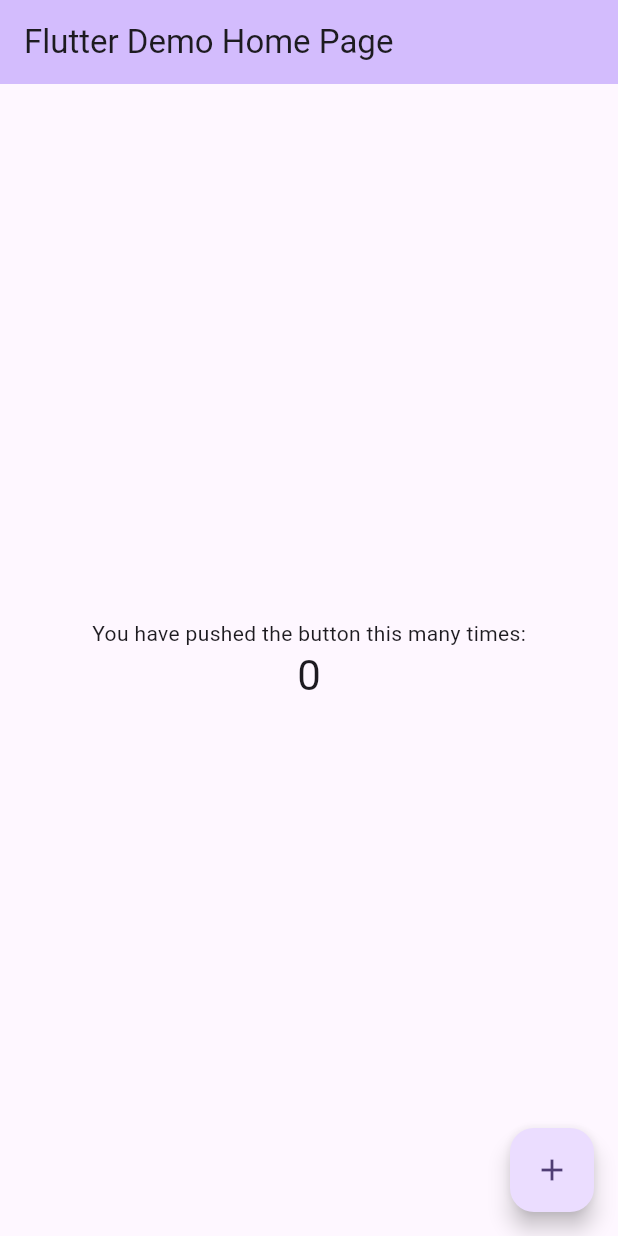
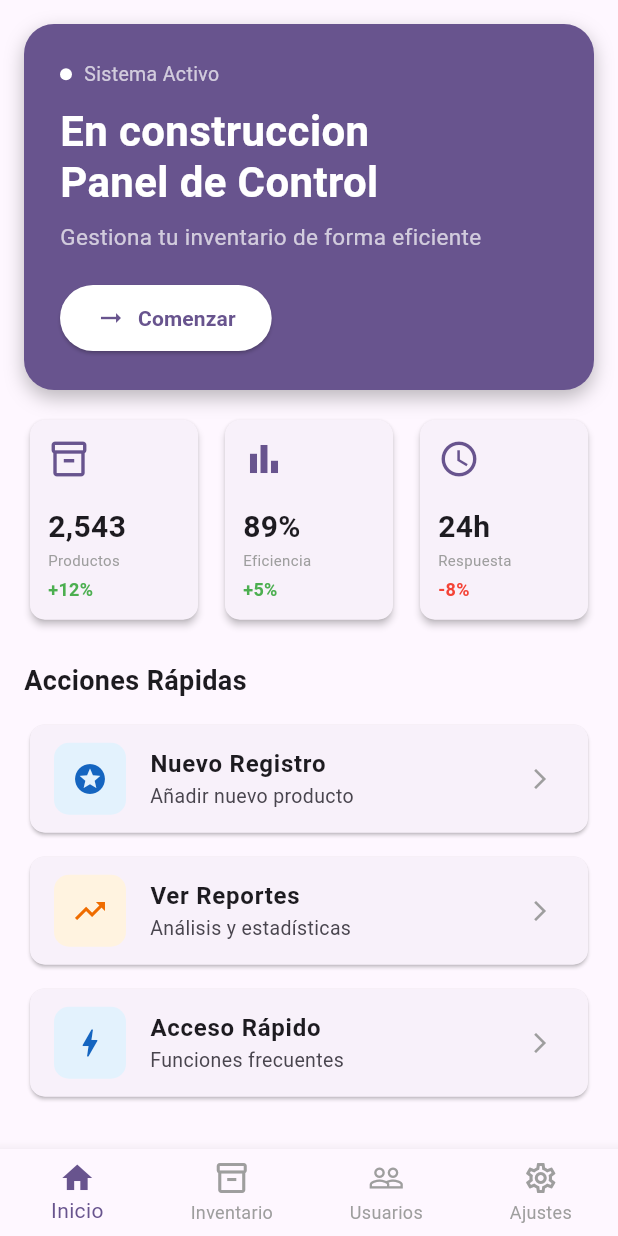
Before and after one commit to SuperSteban/mobile_app_inventory_system, a Flutter app: the screen it shows after launch, on a phone screen of 412 x 824 dp. Run offline on Flutter 3.47's test engine with Material 3 defaults, Android fonts, the phone set to English and light mode, and no system bars.

Commit message:
feat: Agrega homescreen para el proyecto

```diff
--- /dev/null
+++ b/lib/core/presentation/widgets/main_navbar.dart
@@ -0,0 +1,46 @@
+import 'package:flutter/material.dart';
+
+class MainNavBar extends StatelessWidget {
+  final int currentIndex;
+  final Function(int)? onTap;
+
+  const MainNavBar({
+    super.key,
+    this.currentIndex = 0,
+    this.onTap,
+  });
+
+  @override
+  Widget build(BuildContext context) {
+    return BottomNavigationBar(
+      currentIndex: currentIndex,
+      onTap: onTap,
+      type: BottomNavigationBarType.fixed,
+      selectedItemColor: Theme.of(context).primaryColor,
+      unselectedItemColor: Colors.grey,
+      showUnselectedLabels: true,
+      items: const [
+        BottomNavigationBarItem(
+          icon: Icon(Icons.home_outlined),
+          activeIcon: Icon(Icons.home),
+          label: 'Inicio',
+        ),
+        BottomNavigationBarItem(
+          icon: Icon(Icons.inventory_2_outlined),
+          activeIcon: Icon(Icons.inventory),
+          label: 'Inventario',
+        ),
+        BottomNavigationBarItem(
+          icon: Icon(Icons.people_outline),
+          activeIcon: Icon(Icons.people),
+          label: 'Usuarios',
+        ),
+        BottomNavigationBarItem(
+          icon: Icon(Icons.settings_outlined),
+          activeIcon: Icon(Icons.settings),
+          label: 'Ajustes',
+        ),
+      ],
+    );
+  }
+}
--- /dev/null
+++ b/lib/features/home/domain/home_data.dart
@@ -0,0 +1,118 @@
+// lib/features/home/domain/home_data.dart
+
+import 'package:flutter/material.dart';
+
+class StatItem {
+  final IconData icon;
+  final String value;
+  final String label;
+  final String trend;
+  final Color trendColor;
+
+  StatItem({
+    required this.icon,
+    required this.value,
+    required this.label,
+    required this.trend,
+    required this.trendColor,
+  });
+}
+
+class QuickActionItem {
+  final IconData icon;
+  final String title;
+  final String description;
+  final Color iconColor;
+  final Color bgColor;
+
+  QuickActionItem({
+    required this.icon,
+    required this.title,
+    required this.description,
+    required this.iconColor,
+    required this.bgColor,
+  });
+}
+
+class ActivityItem {
+  final String title;
+  final String description;
+  final String time;
+  final Color indicatorColor;
+
+  ActivityItem({
+    required this.title,
+    required this.description,
+    required this.time,
+    required this.indicatorColor,
+  });
+}
+
+final List<StatItem> statsData = [
+  StatItem(
+    icon: Icons.inventory_2_outlined,
+    value: "2,543",
+    label: "Productos",
+    trend: "+12%",
+    trendColor: Colors.green,
+  ),
+  StatItem(
+    icon: Icons.bar_chart_sharp,
+    value: "89%",
+    label: "Eficiencia",
+    trend: "+5%",
+    trendColor: Colors.green,
+  ),
+  StatItem(
+    icon: Icons.schedule,
+    value: "24h",
+    label: "Respuesta",
+    trend: "-8%",
+    trendColor: Colors.red, // Tendencia negativa en rojo
+  ),
+];
+
+final List<QuickActionItem> quickActionsData = [
+  QuickActionItem(
+    icon: Icons.stars,
+    title: "Nuevo Registro",
+    description: "Añadir nuevo producto",
+    iconColor: Colors.blue.shade800,
+    bgColor: Colors.blue.shade50,
+  ),
+  QuickActionItem(
+    icon: Icons.trending_up,
+    title: "Ver Reportes",
+    description: "Análisis y estadísticas",
+    iconColor: Colors.orange.shade800,
+    bgColor: Colors.orange.shade50,
+  ),
+  QuickActionItem(
+    icon: Icons.bolt,
+    title: "Acceso Rápido",
+    description: "Funciones frecuentes",
+    iconColor: Colors.blue.shade800,
+    bgColor: Colors.blue.shade50,
+  ),
+];
+
+final List<ActivityItem> recentActivitiesData = [
+  ActivityItem(
+    title: "Actualización de Inventario",
+    description: "Se registraron 15 nuevos productos",
+    time: "Hace 2 horas",
+    indicatorColor: Colors.green,
+  ),
+  ActivityItem(
+    title: "Reporte Generado",
+    description: "Reporte mensual disponible",
+    time: "Hace 5 horas",
+    indicatorColor: Colors.blue,
+  ),
+  ActivityItem(
+    title: "Alerta de Stock",
+    description: "3 productos con stock bajo",
+    time: "Hace 1 día",
+    indicatorColor: Colors.amber,
+  ),
+];
--- /dev/null
+++ b/lib/features/home/presentation/screens/home_screen.dart
@@ -0,0 +1,244 @@
+import 'package:flutter/material.dart';
+import 'package:mobile_app_inventory_system/core/presentation/widgets/main_navbar.dart';
+import 'package:mobile_app_inventory_system/features/home/domain/home_data.dart';
+
+class HomeScreen extends StatelessWidget {
+  const HomeScreen({super.key});
+
+  @override
+  Widget build(BuildContext context) {
+    return Scaffold(
+      body: SafeArea(
+        child: SingleChildScrollView(
+          padding: const EdgeInsets.all(16.0),
+          child: Column(
+            crossAxisAlignment: CrossAxisAlignment.start,
+            children: [
+              _buildHeroSection(context),
+              const SizedBox(height: 16),
+              _buildStatsGrid(),
+              const SizedBox(height: 24),
+              _buildQuickActions(context),
+              const SizedBox(height: 24),
+              _buildRecentActivity(),
+            ],
+          ),
+        ),
+      ),
+      bottomNavigationBar: const MainNavBar(currentIndex: 0),
+    );
+  }
+
+  Widget _buildHeroSection(BuildContext context) {
+    return Container(
+      padding: const EdgeInsets.all(24.0),
+      decoration: BoxDecoration(
+        color: Theme.of(context).primaryColor,
+        borderRadius: BorderRadius.circular(20),
+        boxShadow: const [
+          BoxShadow(
+            color: Colors.black26,
+            blurRadius: 10,
+            offset: Offset(0, 5),
+          )
+        ],
+      ),
+      child: Column(
+        crossAxisAlignment: CrossAxisAlignment.start,
+        children: [
+          Row(
+            children: [
+              Container(
+                width: 8,
+                height: 8,
+                decoration: const BoxDecoration(
+                  color: Colors.white,
+                  shape: BoxShape.circle,
+                ),
+              ),
+              const SizedBox(width: 8),
+              const Text(
+                "Sistema Activo",
+                style: TextStyle(color: Colors.white70, fontSize: 13),
+              ),
+            ],
+          ),
+          const SizedBox(height: 12),
+          const Text(
+            "En construccion\nPanel de Control",
+            style: TextStyle(
+              color: Colors.white,
+              fontSize: 28,
+              fontWeight: FontWeight.bold,
+              height: 1.2,
+            ),
+          ),
+          const SizedBox(height: 8),
+          const Text(
+            "Gestiona tu inventario de forma eficiente",
+            style: TextStyle(color: Colors.white70, fontSize: 15),
+          ),
+          const SizedBox(height: 20),
+          ElevatedButton.icon(
+            onPressed: () {
+              print("Botón Comenzar presionado");
+            },
+            style: ElevatedButton.styleFrom(
+              backgroundColor: Colors.white,
+              foregroundColor: Theme.of(context).primaryColor,
+              shape: RoundedRectangleBorder(
+                borderRadius: BorderRadius.circular(30),
+              ),
+              padding:
+                  const EdgeInsets.symmetric(horizontal: 24, vertical: 12),
+            ),
+            icon: const Icon(Icons.arrow_right_alt, size: 20),
+            label: const Text(
+              "Comenzar",
+              style: TextStyle(fontWeight: FontWeight.bold),
+            ),
+          ),
+        ],
+      ),
+    );
+  }
+
+  Widget _buildStatsGrid() {
+    return GridView.builder(
+      shrinkWrap: true,
+      physics: const NeverScrollableScrollPhysics(),
+      itemCount: statsData.length,
+      gridDelegate: const SliverGridDelegateWithFixedCrossAxisCount(
+        crossAxisCount: 3,
+        crossAxisSpacing: 10,
+        mainAxisSpacing: 10,
+        childAspectRatio: 0.85,
+      ),
+      itemBuilder: (context, index) {
+        final stat = statsData[index];
+        return Card(
+          elevation: 2,
+          shape:
+              RoundedRectangleBorder(borderRadius: BorderRadius.circular(10)),
+          child: Padding(
+            padding: const EdgeInsets.all(12.0),
+            child: Column(
+              crossAxisAlignment: CrossAxisAlignment.start,
+              children: [
+                Icon(stat.icon,
+                    size: 28, color: Theme.of(context).primaryColor),
+                const Spacer(),
+                Text(stat.value,
+                    style: const TextStyle(
+                        fontSize: 20, fontWeight: FontWeight.bold)),
+                Text(stat.label,
+                    style:
+                        const TextStyle(fontSize: 10, color: Colors.grey)),
+                const SizedBox(height: 4),
+                Text(stat.trend,
+                    style: TextStyle(
+                        fontSize: 12,
+                        color: stat.trendColor,
+                        fontWeight: FontWeight.w600)),
+              ],
+            ),
+          ),
+        );
+      },
+    );
+  }
+
+  Widget _buildQuickActions(BuildContext context) {
+    return Column(
+      crossAxisAlignment: CrossAxisAlignment.start,
+      children: [
+        const Text("Acciones Rápidas",
+            style: TextStyle(fontSize: 18, fontWeight: FontWeight.bold)),
+        const SizedBox(height: 12),
+        Column(
+          children: quickActionsData.map((action) {
+            return Padding(
+              padding: const EdgeInsets.only(bottom: 8.0),
+              child: Card(
+                elevation: 1,
+                shape: RoundedRectangleBorder(
+                    borderRadius: BorderRadius.circular(10)),
+                child: ListTile(
+                  onTap: () {
+                    print("Acción rápida: ${action.title}");
+                  },
+                  leading: Container(
+                    width: 48,
+                    height: 48,
+                    decoration: BoxDecoration(
+                      color: action.bgColor,
+                      borderRadius: BorderRadius.circular(10),
+                    ),
+                    child: Icon(action.icon,
+                        color: action.iconColor, size: 24),
+                  ),
+                  title: Text(action.title,
+                      style: const TextStyle(fontWeight: FontWeight.w600)),
+                  subtitle: Text(action.description,
+                      style: const TextStyle(fontSize: 13)),
+                  trailing: const Icon(Icons.arrow_forward_ios,
+                      size: 16, color: Colors.grey),
+                ),
+              ),
+            );
+          }).toList(),
+        ),
+      ],
+    );
+  }
+
+  Widget _buildRecentActivity() {
+    return Column(
+      crossAxisAlignment: CrossAxisAlignment.start,
+      children: [
+        const Text("Actividad Reciente",
+            style: TextStyle(fontSize: 18, fontWeight: FontWeight.bold)),
+        const SizedBox(height: 12),
+        Column(
+          children: recentActivitiesData.map((activity) {
+            return Padding(
+              padding: const EdgeInsets.only(bottom: 8.0),
+              child: Card(
+                elevation: 1,
+                shape: RoundedRectangleBorder(
+                    borderRadius: BorderRadius.circular(10)),
+                child: ListTile(
+                  onTap: () {
+                    print("Actividad: ${activity.title}");
+                  },
+                  leading: Container(
+                    width: 8,
+                    height: 8,
+                    margin: const EdgeInsets.only(top: 8),
+                    decoration: BoxDecoration(
+                      color: activity.indicatorColor,
+                      shape: BoxShape.circle,
+                    ),
+                  ),
+                  title: Text(activity.title,
+                      style: const TextStyle(fontWeight: FontWeight.w600)),
+                  subtitle: Column(
+                    crossAxisAlignment: CrossAxisAlignment.start,
+                    children: [
+                      Text(activity.description,
+                          style: const TextStyle(fontSize: 13)),
+                      const SizedBox(height: 4),
+                      Text(activity.time,
+                          style: const TextStyle(
+                              fontSize: 11, color: Colors.grey)),
+                    ],
+                  ),
+                ),
+              ),
+            );
+          }).toList(),
+        ),
+      ],
+    );
+  }
+}
--- a/lib/main.dart
+++ b/lib/main.dart
@@ -1,5 +1,5 @@
 import 'package:flutter/material.dart';
-
+import 'package:mobile_app_inventory_system/features/home/presentation/screens/home_screen.dart';
 void main() {
   runApp(const MyApp());
 }
@@ -30,7 +30,7 @@ class MyApp extends StatelessWidget {
         // tested with just a hot reload.
         colorScheme: ColorScheme.fromSeed(seedColor: Colors.deepPurple),
       ),
-      home: const MyHomePage(title: 'Flutter Demo Home Page'),
+      home: const HomeScreen(),
     );
   }
 }
```
